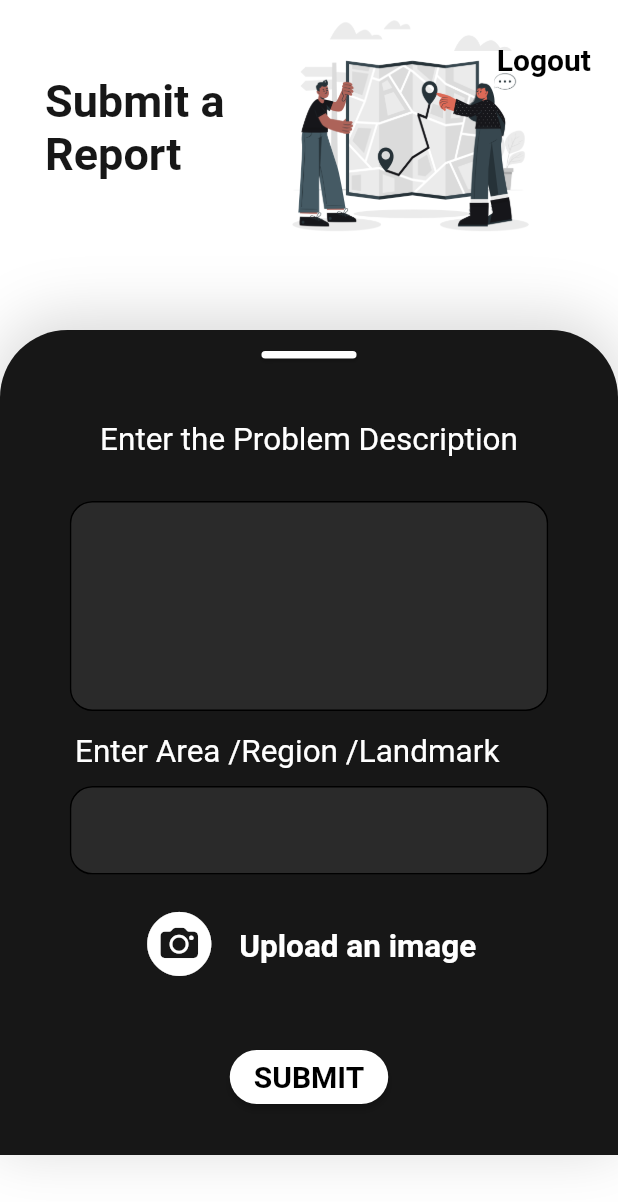
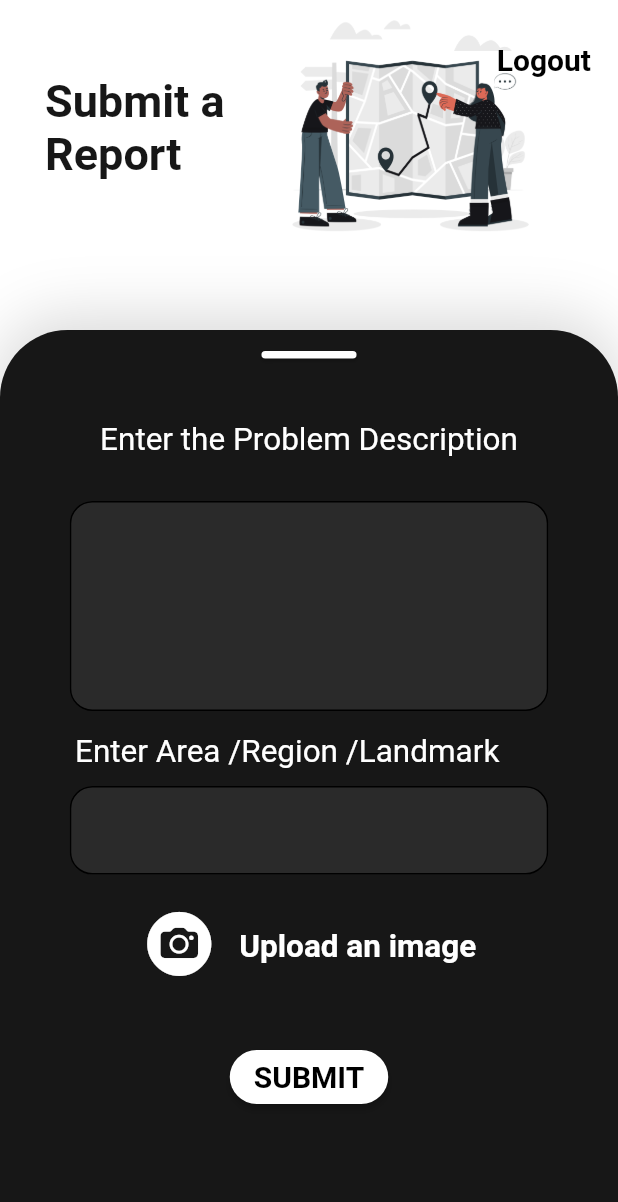
Before and after one commit to fazenecture/rbs-founcation.github.io, a Flutter app: the HomeScreen screen opened by its route, after a tap on "Submit a Report", on a phone screen of 412 x 824 dp. Shown: the top 1202 px of the screen. Run offline on Flutter 3.47's test engine with Material 2 defaults, Android fonts, the light colour scheme and no system bars; our stand-ins replace cloud_firestore, firebase_auth, firebase_core, lottie, toast; accounts and stored records are empty; network calls fail.

Commit message:
changes xxxxxxx

```diff
--- a/rbs/lib/Submitreport.dart
+++ b/rbs/lib/Submitreport.dart
@@ -75,7 +75,7 @@ class _subRepState extends State<subRep> {
               child: Container(
                 margin: const EdgeInsets.fromLTRB(0, 220, 0, 0),
                 width: MediaQuery.of(context).size.width,
-                height: 550, //MediaQuery.of(context).size.height,
+                height: MediaQuery.of(context).size.height*0.75,
                 child: Container(
                   decoration: BoxDecoration(
                     borderRadius: BorderRadius.only(
--- a/rbs/lib/home.dart
+++ b/rbs/lib/home.dart
@@ -56,7 +56,10 @@ class _HomeScreenState extends State<HomeScreen> {
               ],
             ),
           ),
-          Expanded(
+          SizedBox(
+            height: MediaQuery.of(context).size.height*0.07,
+          ),
+          Container(
             // margin: EdgeInsets.fromLTRB(0, 0, 0, 30),
             child: Lottie.network(
               'https://assets4.lottiefiles.com/packages/lf20_r71cen62.json',
```
